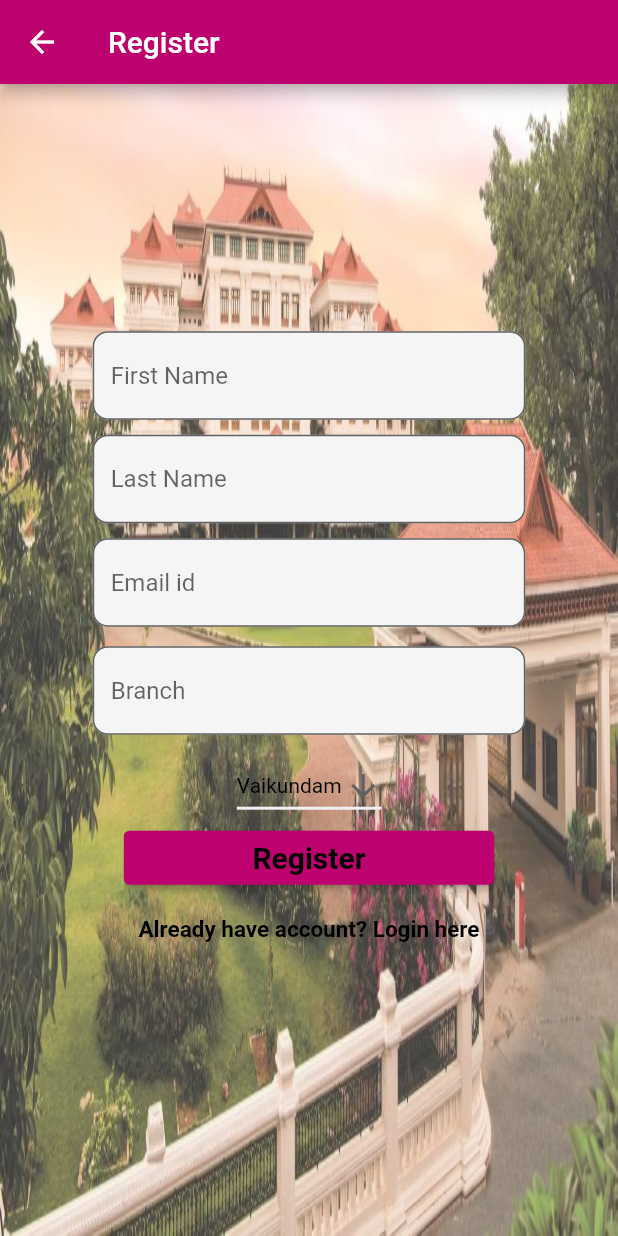
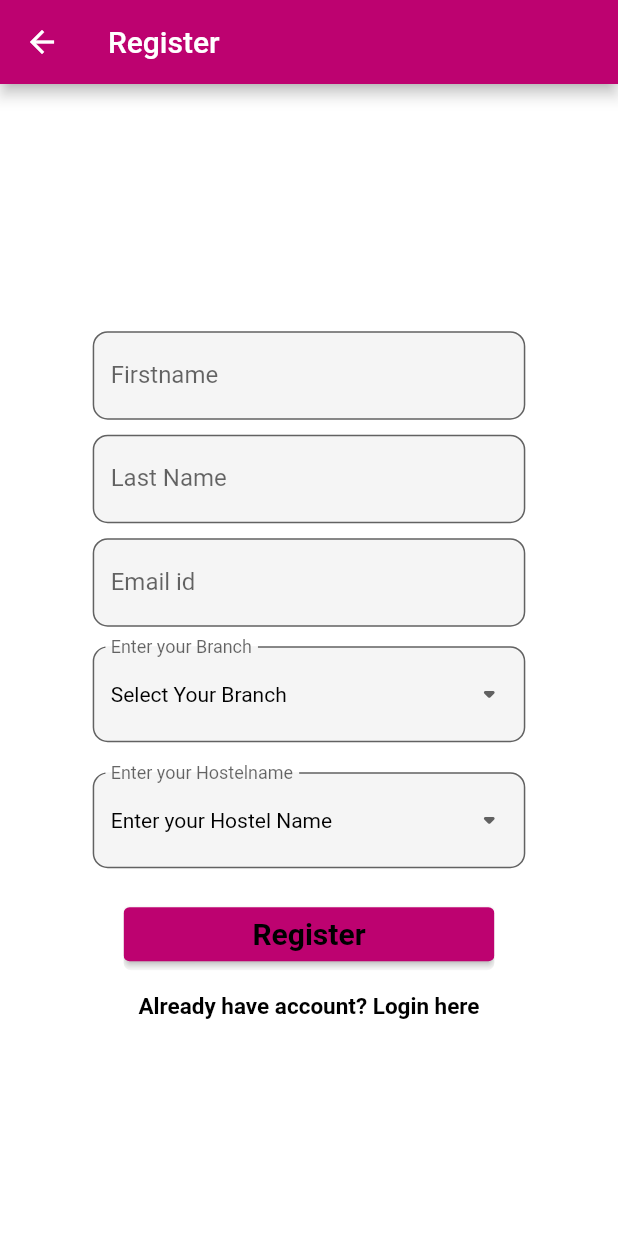
Before and after one commit to Singhsansar/Amritian-, a Flutter app: the Register screen opened directly, on a phone screen of 412 x 824 dp. Run offline on Flutter 3.47's test engine with Material 2 defaults, Android fonts, the light colour scheme and no system bars; our stand-ins replace flutter_svg, intl_phone_field.

Commit message:
Done with dropdown Buttom

```diff
--- a/amritianmess/lib/Components/Customdropdown.dart
+++ /dev/null
@@ -1,14 +0,0 @@
-import 'package:flutter/material.dart';
-
-class Homepage extends StatefulWidget
-{
-  const Homepage({Key? key}) : super(key: key);
-
-  @override
-  // ignore: no_logic_in_create_state
-  State<StatefulWidget> createState() {
-    // TODO: implement createState
-    throw UnimplementedError();
-  }
-
-}
--- a/amritianmess/lib/Components/Dropdown.dart
+++ /dev/null
@@ -1,51 +0,0 @@
-import 'package:flutter/material.dart';
-
-class Dropdown extends StatefulWidget {
-  const Dropdown({Key? key}) : super(key: key);
-
-  @override
-  State <Dropdown> createState() => _MyStatefulWidgetState();
-}
-
-class _MyStatefulWidgetState extends State<Dropdown> {
-   var dropdownValue = 'Vaikundam';
-
-// final List<String> genderItems = [
-//   'Male',
-//   'Female',
-// ];
-//    final items = [
-//     'Item 1',
-//     'Item 2',
-//     'Item 3',
-//     'Item 4',
-//     'Item 5',
-//   ];
-
-  @override
-  Widget build(BuildContext context) {
-    return  DropdownButton<String>(
-      value: dropdownValue,
-      icon: const Icon(Icons.arrow_downward),
-      elevation: 16,
-      style: const TextStyle(color: Color.fromARGB(255, 0, 0, 0)),
-      underline: Container(
-        height: 2,
-        color: const Color.fromARGB(255, 241, 240, 244),
-      ),
-      onChanged: (String? newValue) {
-        setState(() {
-          dropdownValue = newValue!;
-        });
-      },
-      items: <String>['Vaikundam', 'Parasara', 'Pahalada', 'Girls Hostel']
-          .map<DropdownMenuItem<String>>((String value) {
-        return DropdownMenuItem<String>(
-          value: value,
-          child: Text(value),
-        );
-      }).toList(),
-    );
-  }
-
-}
--- /dev/null
+++ b/amritianmess/lib/Components/Dropdownbranch.dart
@@ -0,0 +1,56 @@
+import 'package:flutter/material.dart';
+
+
+class Dropdownbranch extends StatefulWidget {
+  const Dropdownbranch({
+    Key? key,
+  }) : super(key: key);
+
+
+  @override
+  State <Dropdownbranch> createState() => _MyStatefulWidgetState();
+}
+
+class _MyStatefulWidgetState extends State<Dropdownbranch> {
+
+   var dropdownValue = 'Select Your Branch';
+     var items = [
+    'Select Your Branch',
+    'CSE',
+    'ELC',
+  ];
+
+
+  @override
+  Widget build(BuildContext context) {
+    return  DropdownButtonFormField(
+      decoration:  InputDecoration(
+         labelText: 'Enter your Branch',
+         border:  OutlineInputBorder(
+         borderRadius: BorderRadius.circular(10),
+        ),
+
+        fillColor:  Colors.grey.shade100,
+        filled: true
+
+      ),
+
+      value: dropdownValue,
+      icon: const Icon(Icons.arrow_drop_down_rounded),
+      elevation: 16,
+      style: const TextStyle(color: Color.fromARGB(255, 0, 0, 0)),
+      onChanged: (String? newValue) {
+        setState(() {
+          dropdownValue = newValue!;
+        });
+      },
+     items: items.map((String items) {
+                return DropdownMenuItem(
+                  value: items,
+                  child: Text(items),
+                );
+              }).toList(),
+    );
+  }
+
+}
--- /dev/null
+++ b/amritianmess/lib/Components/Dropdownhostel.dart
@@ -0,0 +1,57 @@
+import 'package:flutter/material.dart';
+
+
+class Dropdownhostel extends StatefulWidget {
+  const Dropdownhostel({
+    Key? key,
+  }) : super(key: key);
+
+
+  @override
+  State <Dropdownhostel> createState() => _MyStatefulWidgetState();
+}
+
+class _MyStatefulWidgetState extends State<Dropdownhostel> {
+
+   var dropdownValue = 'Enter your Hostel Name';
+     var items = [
+      'Enter your Hostel Name',
+    'Vaikundam',
+    'Parasara',
+    'Pahalada',
+  ];
+
+
+  @override
+  Widget build(BuildContext context) {
+    return  DropdownButtonFormField(
+      decoration:  InputDecoration(
+         labelText: 'Enter your Hostelname',
+        border:  OutlineInputBorder(
+          borderRadius: BorderRadius.circular(10),
+        ),
+
+        fillColor:  Colors.grey.shade100,
+        filled: true
+
+      ),
+
+      value: dropdownValue,
+      icon: const Icon(Icons.arrow_drop_down_rounded),
+      elevation: 16,
+      style: const TextStyle(color: Color.fromARGB(255, 0, 0, 0)),
+      onChanged: (String? newValue) {
+        setState(() {
+          dropdownValue = newValue!;
+        });
+      },
+     items: items.map((String items) {
+                return DropdownMenuItem(
+                  value: items,
+                  child: Text(items),
+                );
+              }).toList(),
+    );
+  }
+
+}
--- a/amritianmess/lib/Screens/welcome/Signup.dart
+++ b/amritianmess/lib/Screens/welcome/Signup.dart
@@ -1,5 +1,6 @@
 import 'package:amritamess/Components/Background.dart';
-import 'package:amritamess/Components/Dropdown.dart';
+import 'package:amritamess/Components/Dropdownbranch.dart';
+import 'package:amritamess/Components/Dropdownhostel.dart';
 import 'package:amritamess/Components/RoundedBottom.dart';
 import 'package:amritamess/Components/Textbottom.dart';
 import 'package:amritamess/Screens/welcome/Login.dart';
@@ -19,17 +20,7 @@ class _MyStatefulWidgetState extends State<Register> {
   @override
   Widget build(BuildContext context) {
     Size size = MediaQuery.of(context).size;
-    return Background(
-      image: "assets/icons/AmritaVishwa.jpg",
-      // decoration: const BoxDecoration(
-      //   image: DecorationImage(
-      //     image: AssetImage(
-      //       "assets/icons/Amrita.jpg",
-      //     ),
-      //     fit: BoxFit.cover,
-      //   ),
-      // ),
-      child: Scaffold(
+    return  Scaffold(
         appBar: AppBar(
           backgroundColor: kprimarycolor,
           title: const Text("Register"),
@@ -38,18 +29,6 @@ class _MyStatefulWidgetState extends State<Register> {
         backgroundColor: Colors.transparent,
         body: Stack(
           children: [
-            // Container(
-            //   padding: EdgeInsets.only(
-            //       left: size.width * 0.2, top: size.height * 0.1),
-            //   child: const Text(
-            //     "Welcome to Amrita",
-            //     style: TextStyle(
-            //       fontSize: 33,
-            //       color: Color.fromARGB(255, 83, 23, 23),
-            //       fontWeight: FontWeight.bold,
-            //     ),
-            //   ),
-            // ),
             SingleChildScrollView(
               //for scrolling pages
               child: Container(
@@ -62,7 +41,8 @@ class _MyStatefulWidgetState extends State<Register> {
                       decoration: InputDecoration(
                         fillColor: Colors.grey.shade100,
                         filled: true,
-                        hintText: "First Name",
+                        //hintText: "First Name",
+                        labelText: 'Firstname',
                         border: OutlineInputBorder(
                           borderRadius: BorderRadius.circular(10),
                         ),
@@ -75,9 +55,10 @@ class _MyStatefulWidgetState extends State<Register> {
                       //obscureText: true,
                       //maxLength: 10,
                       decoration: InputDecoration(
+                        labelText: 'Last Name',
                         fillColor: Colors.grey.shade100,
                         filled: true,
-                        hintText: "Last Name",
+                        //hintText: "Last Name",
                         border: OutlineInputBorder(
                           borderRadius: BorderRadius.circular(10),
                         ),
@@ -88,9 +69,10 @@ class _MyStatefulWidgetState extends State<Register> {
                     ),
                     TextField(
                       decoration: InputDecoration(
+                        labelText: 'Email id',
                         fillColor: Colors.grey.shade100,
                         filled: true,
-                        hintText: "Email id",
+                        //hintText: "Email id",
                         border: OutlineInputBorder(
                           borderRadius: BorderRadius.circular(10),
                         ),
@@ -106,53 +88,16 @@ class _MyStatefulWidgetState extends State<Register> {
                     const SizedBox(
                       height: 3,
                     ),
-                    TextField(
-                      //obscureText: true,
-                      //maxLength: 10,
-                      decoration: InputDecoration(
-                        fillColor: Colors.grey.shade100,
-                        filled: true,
-                        hintText: "Branch",
-                        border: OutlineInputBorder(
-                          borderRadius: BorderRadius.circular(10),
-                        ),
-                      ),
+
+                     const Dropdownbranch(),
+                     const SizedBox(
+                      height: 20,
                     ),
-                    const SizedBox(
-                      height: 10,
+
+                     const Dropdownhostel(),
+                      const SizedBox(
+                      height: 20,
                     ),
-                   const Dropdown(),
-                  //  DropdownButtonHideUnderline(
-                  //   child:DropdownButton<String>
-                  //   (
-                  //     value:currentvalue,
-                  //     isDense: true,
-                  //     onChanged: (String newvalue){
-                  //       setstate(({
-                  //         currentvalue = newvalue;
-                  //         State.didchange(newvalue);
-                  //       });
-                  //       );
-                  //     },
-                  //     items: hostel.map((String value){
-                  //       return DropdownMenuItem<String>(
-                  //         value:value,
-                  //         child: Text(value));
-                  //     }
-                  //      ).toList() )
-                  //  ),
-                    // TextField(
-                    //   //obscureText: true,
-                    //   //maxLength: 10,
-                    //   decoration: InputDecoration(
-                    //     fillColor: Colors.grey.shade100,
-                    //     filled: true,
-                    //     hintText: "Hostel Name",
-                    //     border: OutlineInputBorder(
-                    //       borderRadius: BorderRadius.circular(10),
-                    //     ),
-                    //   ),
-                    // ),
                    RoundedBottom(
                       text: "Register",
                       textcolour: Colors.black,
@@ -187,7 +132,7 @@ class _MyStatefulWidgetState extends State<Register> {
             ),
           ],
         ), //Stack and column will be same
-      ),
+
     );
   }
 }
```
Also changed, not shown: amritianmess/lib/Components/TextField.dart (deleted, +0 -40 lines).
